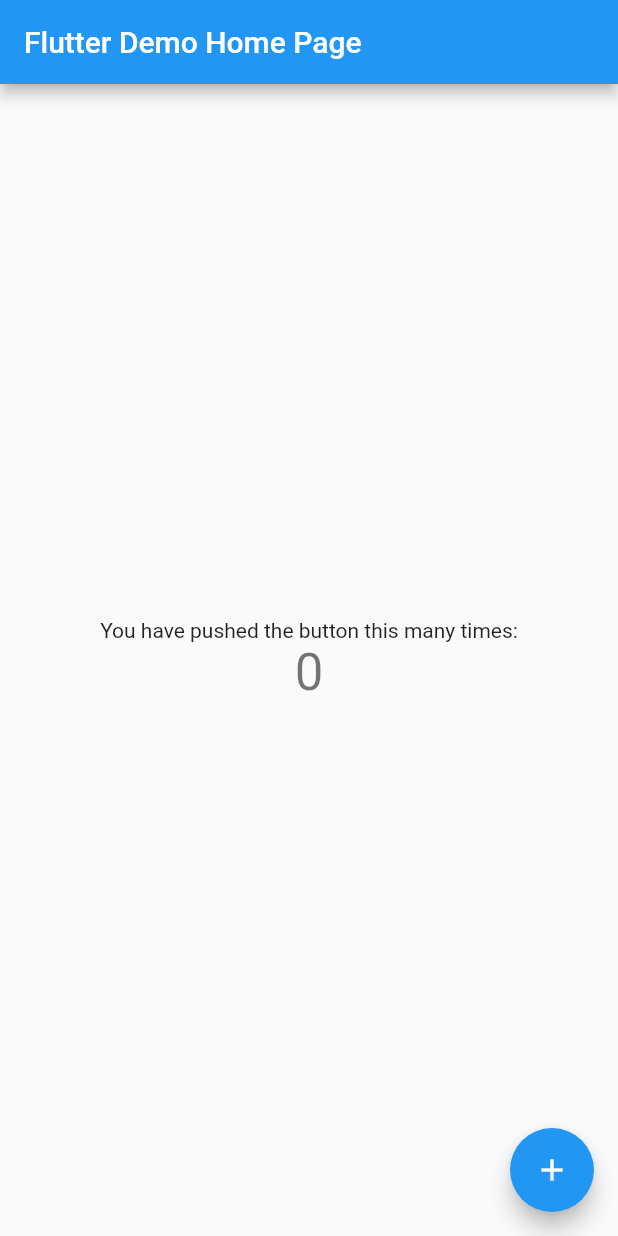
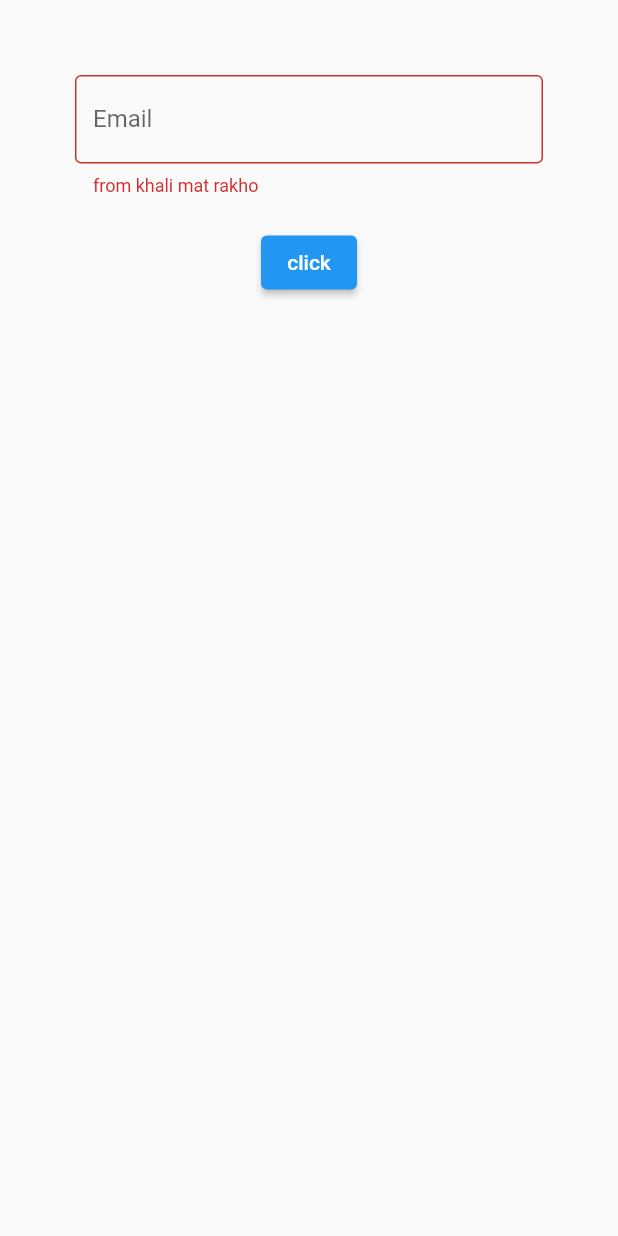
Before and after one commit to kapxxx/Flutter-Form-validation-Login-SignUp-, a Flutter app: the screen it shows after launch, on a phone screen of 412 x 824 dp. Run offline on Flutter 3.47's test engine with Material 2 defaults, Android fonts, the phone set to English and light mode, and no system bars.

Commit message:
created custome validations

```diff
--- a/lib/main.dart
+++ b/lib/main.dart
@@ -7,72 +7,80 @@ void main() {
 class MyApp extends StatelessWidget {
   const MyApp({Key? key}) : super(key: key);
 
-  // This widget is the root of your application.
   @override
   Widget build(BuildContext context) {
     return MaterialApp(
-      title: 'Flutter Demo',
-      theme: ThemeData(
-
-        primarySwatch: Colors.blue,
-      ),
-      home: const MyHomePage(title: 'Flutter Demo Home Page'),
+      debugShowCheckedModeBanner: false,
+      home: MyHome(),
     );
   }
 }
 
-class MyHomePage extends StatefulWidget {
-  const MyHomePage({Key? key, required this.title}) : super(key: key);
-
-
-
-  final String title;
+class MyHome extends StatefulWidget {
+  const MyHome({Key? key}) : super(key: key);
 
   @override
-  State<MyHomePage> createState() => _MyHomePageState();
+  State<MyHome> createState() => _MyHomeState();
 }
 
-class _MyHomePageState extends State<MyHomePage> {
-  int _counter = 0;
+class _MyHomeState extends State<MyHome> {
 
-  void _incrementCounter() {
-    setState(() {
+  GlobalKey<FormState> formkey = GlobalKey<FormState>();
 
-      _counter++;
-    });
+  // ============ this is fuction which return & show error in console =======
+  void validate()
+  {
+    if(formkey.currentState!.validate()){
+      print('ok');
+    }
+    else {
+        print('error');
+    }
   }
+  // ============ this is fuction which return & show error in device =======
+ String ?textValidate(value){
+    if(value.isEmpty){
+      return 'from khali mat rakho';
+    }
+    else
+      {
+        return null;
+      }
+ }
+
 
   @override
   Widget build(BuildContext context) {
+    return Scaffold(
+      body: Padding(
+        padding: EdgeInsets.all(50),
+        child: Center(
+          child: Form(  // for form validation we use this form function.
+            key: formkey, //this is key that we have declare above.
+           autovalidateMode: AutovalidateMode.always, //this filed used for auto validation
+            child: Column(
+              children: [
+                TextFormField(
+                  decoration: InputDecoration(
+                    label: Text('Email'),
+                    border: OutlineInputBorder(),
+                  ),
+                  validator: textValidate, // this propety we use from TextFormField for validation
 
-    return Scaffold(
-      appBar: AppBar(
-        // Here we take the value from the MyHomePage object that was created by
-        // the App.build method, and use it to set our appbar title.
-        title: Text(widget.title),
-      ),
-      body: Center(
-        // Center is a layout widget. It takes a single child and positions it
-        // in the middle of the parent.
-        child: Column(
 
-          mainAxisAlignment: MainAxisAlignment.center,
-          children: <Widget>[
-            const Text(
-              'You have pushed the button this many times:',
+                ),
+                Padding(
+                    padding: EdgeInsets.only(top: 20),
+                  child: ElevatedButton(onPressed: (){
+                    validate();
+                  },
+                  child: Text('click'),),
+                )
+              ],
             ),
-            Text(
-              '$_counter',
-              style: Theme.of(context).textTheme.headline4,
-            ),
-          ],
+          )
         ),
       ),
-      floatingActionButton: FloatingActionButton(
-        onPressed: _incrementCounter,
-        tooltip: 'Increment',
-        child: const Icon(Icons.add),
-      ), // This trailing comma makes auto-formatting nicer for build methods.
     );
   }
 }
```
Also changed, not shown: 1 other file.
